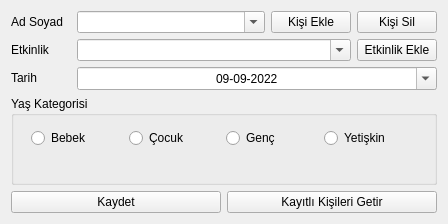
Old version of the form widget.ui in the repository atakli/EtkinlikKayit.
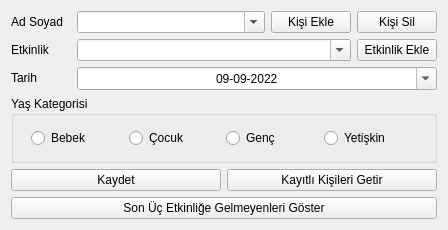
New version of the form. Icons and pictures are not drawn.

```diff
--- a/widget.ui
+++ b/widget.ui
@@ -37,7 +37,7 @@
   </property>
   <layout class="QVBoxLayout" name="verticalLayout_2">
    <item>
-    <layout class="QVBoxLayout" name="verticalLayout" stretch="0,0,0,0,0,0,0">
+    <layout class="QVBoxLayout" name="verticalLayout" stretch="0,0,0,0,0,0,0,0">
      <item>
       <layout class="QHBoxLayout" name="horizontalLayoutForMenuBar"/>
      </item>
@@ -273,6 +273,13 @@
        </item>
       </layout>
      </item>
+     <item>
+      <widget class="QPushButton" name="pushButton">
+       <property name="text">
+        <string>Son Üç Etkinliğe Gelmeyenleri Göster</string>
+       </property>
+      </widget>
+     </item>
      <item>
       <layout class="QHBoxLayout" name="horizontalLayoutBottom"/>
      </item>
```
Left out of the diff: 24 changed lines with no effect on the pictures.
